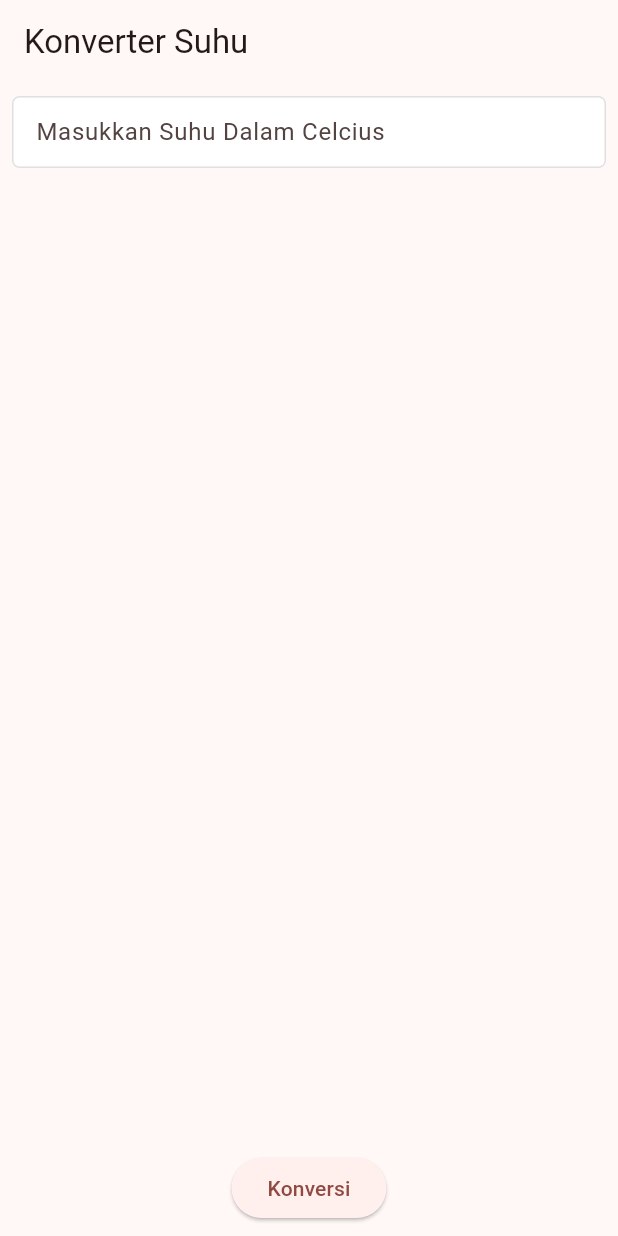
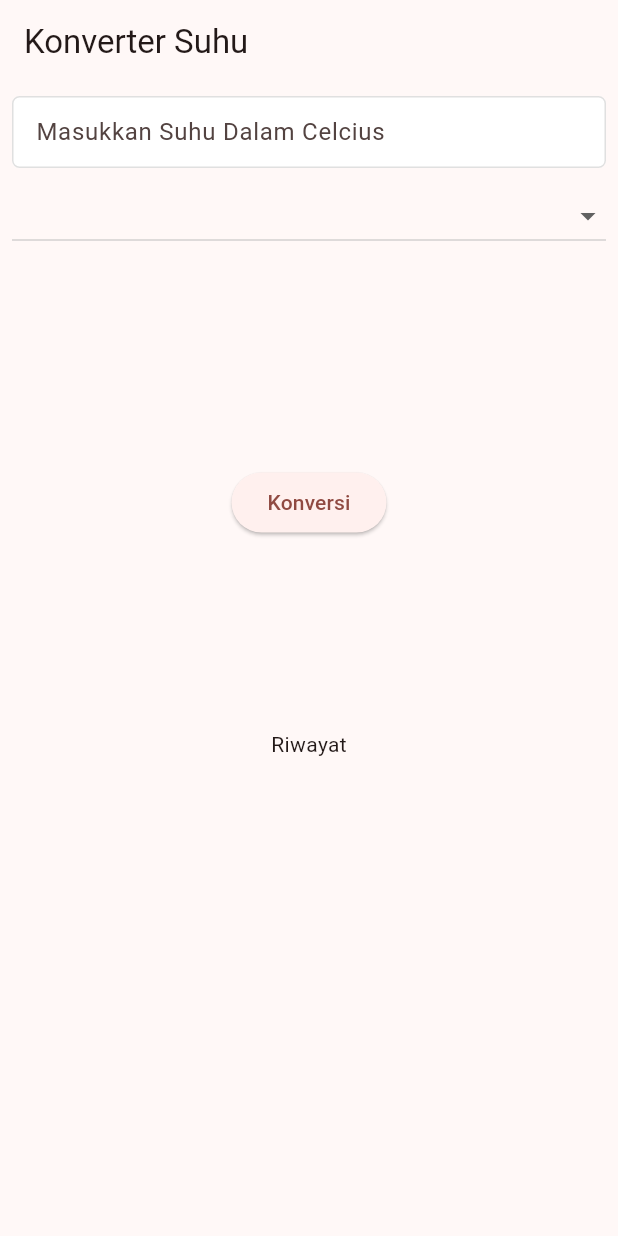
Before and after one commit to 4RSIM3R/flutter_kuliah, a Flutter app: the screen it shows after launch, after a tap on "Konversi", on a phone screen of 412 x 824 dp. Run offline on Flutter 3.47's test engine with Material 2 defaults, Android fonts, the phone set to English and light mode, and no system bars; our stand-ins replace easy_localization, google_fonts.

Commit message:
feat: task 4, completing temperature conversion

```diff
--- /dev/null
+++ b/lib/components/convert_dropdown.dart
@@ -0,0 +1,32 @@
+import 'package:flutter/material.dart';
+
+class ConvertDropdown extends StatelessWidget {
+  const ConvertDropdown({
+    super.key,
+    required this.items,
+    this.value,
+    required this.onChanged,
+  });
+
+  final List items;
+  final dynamic value;
+  final Function(String?) onChanged;
+
+  @override
+  Widget build(BuildContext context) {
+    return DropdownButton<String>(
+      isExpanded: true,
+      value: value,
+      elevation: 16,
+      onChanged: onChanged,
+      items: items.map<DropdownMenuItem<String>>((dynamic value) {
+        return DropdownMenuItem<String>(
+          value: value,
+          child: Text(
+            value.toString(),
+          ),
+        );
+      }).toList(),
+    );
+  }
+}
--- a/lib/components/convert_input.dart
+++ b/lib/components/convert_input.dart
@@ -6,16 +6,19 @@ class ConvertInput extends StatelessWidget {
     super.key,
     required this.hint,
     required this.controller,
+    this.keyboardType = TextInputType.text,
   });
 
   final String hint;
   final TextEditingController controller;
+  final TextInputType keyboardType;
 
   @override
   Widget build(BuildContext context) {
     return TextField(
       controller: controller,
       decoration: GenerateTheme.inputDecoration(hint),
+      keyboardType: keyboardType,
     );
   }
 }
--- a/lib/pages/convert_page.dart
+++ b/lib/pages/convert_page.dart
@@ -1,5 +1,6 @@
 import 'package:flutter/material.dart';
 import 'package:kuliah/components/convert_button.dart';
+import 'package:kuliah/components/convert_dropdown.dart';
 import 'package:kuliah/components/convert_input.dart';
 
 class ConvertPage extends StatefulWidget {
@@ -12,6 +13,10 @@ class ConvertPage extends StatefulWidget {
 class _ConvertPageState extends State<ConvertPage> {
   final controller = TextEditingController();
 
+  String? target;
+  double? result;
+  List<String> histories = [];
+
   @override
   Widget build(BuildContext context) {
     return Scaffold(
@@ -23,11 +28,59 @@ class _ConvertPageState extends State<ConvertPage> {
         padding: const EdgeInsets.all(8.0),
         child: Column(
           children: [
-            ConvertInput(hint: 'Masukkan Suhu Dalam Celcius', controller: controller),
-            Expanded(child: Container()),
-            ConvertButton(
-              title: 'Konversi',
-              onTap: () {},
+            ConvertInput(
+              hint: 'Masukkan Suhu Dalam Celcius',
+              controller: controller,
+              keyboardType: TextInputType.number,
+            ),
+            const SizedBox(height: 8),
+            ConvertDropdown(
+              value: target,
+              items: const ['reamur', 'kelvin'],
+              onChanged: (value) {
+                setState(() => target = value);
+              },
+            ),
+            const SizedBox(height: 8),
+            Expanded(
+              child: Column(
+                mainAxisAlignment: MainAxisAlignment.center,
+                children: [
+                  result != null ? const Text('Hasil') : Container(),
+                  const SizedBox(height: 8),
+                  result != null ? Text(result.toString()) : Container(),
+                  const SizedBox(height: 8),
+                  ConvertButton(
+                    title: 'Konversi',
+                    onTap: () {
+                      var input = double.tryParse(controller.text);
+                      if (target == 'reamur' && input != null) {
+                        var temp = (input * 4) / 5;
+                        setState(() {
+                          result = temp;
+                          histories.add('Reamur : $temp');
+                        });
+                      } else if (target == 'kelvin' && input != null) {
+                        var temp = input + 273.15;
+                        setState(() {
+                          result = temp;
+                          histories.add('Kelvin : $temp');
+                        });
+                      }
+                    },
+                  ),
+                ],
+              ),
+            ),
+            const SizedBox(height: 8),
+            const Text('Riwayat'),
+            const SizedBox(height: 8),
+            Expanded(
+              child: SingleChildScrollView(
+                child: Column(
+                  children: histories.map((e) => Text(e)).toList(),
+                ),
+              ),
             ),
           ],
         ),
```
